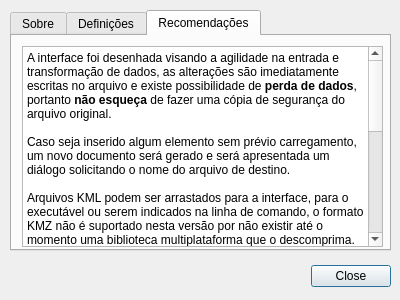
This is dialogs/aboutdialog.ui in cragapito/qtkamal as Qt 5 draws it before an edit. The edited form follows.
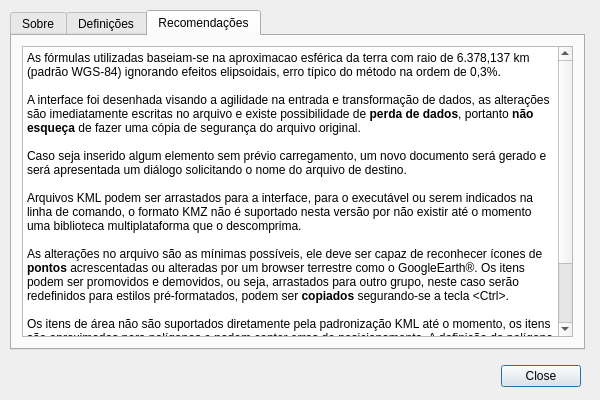
This is the edited form. The open tabs and pages were chosen to show the change. Icons and pictures are not drawn.

Commit message: Redesenho e reposicionamento dos elementos na interface

```diff
--- a/dialogs/aboutdialog.ui
+++ b/dialogs/aboutdialog.ui
@@ -6,20 +6,26 @@
    <rect>
     <x>0</x>
     <y>0</y>
-    <width>400</width>
-    <height>300</height>
+    <width>600</width>
+    <height>400</height>
    </rect>
   </property>
+  <property name="sizePolicy">
+   <sizepolicy hsizetype="Fixed" vsizetype="Fixed">
+    <horstretch>0</horstretch>
+    <verstretch>0</verstretch>
+   </sizepolicy>
+  </property>
   <property name="minimumSize">
    <size>
-    <width>0</width>
-    <height>0</height>
+    <width>600</width>
+    <height>400</height>
    </size>
   </property>
   <property name="maximumSize">
    <size>
     <width>600</width>
-    <height>600</height>
+    <height>400</height>
    </size>
   </property>
   <property name="windowTitle">
@@ -28,9 +34,9 @@
   <widget class="QDialogButtonBox" name="buttonBox">
    <property name="geometry">
     <rect>
-     <x>50</x>
-     <y>260</y>
-     <width>341</width>
+     <x>500</x>
+     <y>360</y>
+     <width>81</width>
      <height>32</height>
     </rect>
    </property>
@@ -46,8 +52,8 @@
     <rect>
      <x>10</x>
      <y>10</y>
-     <width>381</width>
-     <height>241</height>
+     <width>575</width>
+     <height>340</height>
     </rect>
    </property>
    <property name="currentIndex">
@@ -194,8 +200,8 @@
       <rect>
        <x>10</x>
        <y>10</y>
-       <width>361</width>
-       <height>201</height>
+       <width>551</width>
+       <height>291</height>
       </rect>
      </property>
      <property name="focusPolicy">
@@ -205,18 +211,20 @@
       <string>&lt;!DOCTYPE HTML PUBLIC &quot;-//W3C//DTD HTML 4.0//EN&quot; &quot;http://www.w3.org/TR/REC-html40/strict.dtd&quot;&gt;
 &lt;html&gt;&lt;head&gt;&lt;meta name=&quot;qrichtext&quot; content=&quot;1&quot; /&gt;&lt;style type=&quot;text/css&quot;&gt;
 p, li { white-space: pre-wrap; }
-&lt;/style&gt;&lt;/head&gt;&lt;body style=&quot; font-family:'Arial'; font-size:10pt; font-weight:400; font-style:normal;&quot;&gt;
-&lt;p style=&quot; margin-top:0px; margin-bottom:0px; margin-left:0px; margin-right:0px; -qt-block-indent:0; text-indent:0px;&quot;&gt;&lt;span style=&quot; font-family:'Sans Serif'; font-size:9pt;&quot;&gt;A interface foi desenhada visando a agilidade na entrada e transformação de dados, as alterações são imediatamente escritas no arquivo e existe possibilidade de &lt;/span&gt;&lt;span style=&quot; font-family:'Sans Serif'; font-size:9pt; font-weight:600;&quot;&gt;perda de dados&lt;/span&gt;&lt;span style=&quot; font-family:'Sans Serif'; font-size:9pt;&quot;&gt;, portanto &lt;/span&gt;&lt;span style=&quot; font-family:'Sans Serif'; font-size:9pt; font-weight:600;&quot;&gt;não esqueça&lt;/span&gt;&lt;span style=&quot; font-family:'Sans Serif'; font-size:9pt;&quot;&gt; de fazer uma cópia de segurança do arquivo original.&lt;/span&gt;&lt;/p&gt;
-&lt;p style=&quot;-qt-paragraph-type:empty; margin-top:0px; margin-bottom:0px; margin-left:0px; margin-right:0px; -qt-block-indent:0; text-indent:0px; font-family:'Sans Serif'; font-size:9pt;&quot;&gt;&lt;br /&gt;&lt;/p&gt;
-&lt;p style=&quot; margin-top:0px; margin-bottom:0px; margin-left:0px; margin-right:0px; -qt-block-indent:0; text-indent:0px;&quot;&gt;&lt;span style=&quot; font-family:'Sans Serif'; font-size:9pt;&quot;&gt;Caso seja inserido algum elemento sem prévio carregamento, um novo documento será gerado e será apresentada um diálogo solicitando o nome do arquivo de destino.&lt;/span&gt;&lt;/p&gt;
-&lt;p style=&quot;-qt-paragraph-type:empty; margin-top:0px; margin-bottom:0px; margin-left:0px; margin-right:0px; -qt-block-indent:0; text-indent:0px; font-family:'Sans Serif'; font-size:9pt;&quot;&gt;&lt;br /&gt;&lt;/p&gt;
-&lt;p style=&quot; margin-top:0px; margin-bottom:0px; margin-left:0px; margin-right:0px; -qt-block-indent:0; text-indent:0px;&quot;&gt;&lt;span style=&quot; font-family:'Sans Serif'; font-size:9pt;&quot;&gt;Arquivos KML podem ser arrastados para a interface, para o executável ou serem indicados na linha de comando, o formato KMZ não é suportado nesta versão por não existir até o momento uma biblioteca multiplataforma que o descomprima.&lt;/span&gt;&lt;/p&gt;
-&lt;p style=&quot;-qt-paragraph-type:empty; margin-top:0px; margin-bottom:0px; margin-left:0px; margin-right:0px; -qt-block-indent:0; text-indent:0px; font-family:'Sans Serif'; font-size:9pt;&quot;&gt;&lt;br /&gt;&lt;/p&gt;
-&lt;p style=&quot; margin-top:0px; margin-bottom:0px; margin-left:0px; margin-right:0px; -qt-block-indent:0; text-indent:0px;&quot;&gt;&lt;span style=&quot; font-family:'Sans Serif'; font-size:9pt;&quot;&gt;As alterações no arquivo são as mínimas possíveis, ele deve ser capaz de reconhecer ícones de &lt;/span&gt;&lt;span style=&quot; font-family:'Sans Serif'; font-size:9pt; font-weight:600;&quot;&gt;pontos&lt;/span&gt;&lt;span style=&quot; font-family:'Sans Serif'; font-size:9pt;&quot;&gt; acrescentadas ou alteradas por um browser terrestre como o GoogleEarth®. Os itens podem ser promovidos e demovidos, ou seja, arrastados para outro grupo, neste caso serão redefinidos para estilos pré-formatados, podem ser &lt;/span&gt;&lt;span style=&quot; font-family:'Sans Serif'; font-size:9pt; font-weight:600;&quot;&gt;copiados&lt;/span&gt;&lt;span style=&quot; font-family:'Sans Serif'; font-size:9pt;&quot;&gt; segurando-se a tecla &amp;lt;Ctrl&amp;gt;.&lt;/span&gt;&lt;/p&gt;
-&lt;p style=&quot;-qt-paragraph-type:empty; margin-top:0px; margin-bottom:0px; margin-left:0px; margin-right:0px; -qt-block-indent:0; text-indent:0px; font-family:'Sans Serif'; font-size:9pt;&quot;&gt;&lt;br /&gt;&lt;/p&gt;
-&lt;p style=&quot; margin-top:0px; margin-bottom:0px; margin-left:0px; margin-right:0px; -qt-block-indent:0; text-indent:0px;&quot;&gt;&lt;span style=&quot; font-family:'Sans Serif'; font-size:9pt;&quot;&gt;Os itens de área não são suportados diretamente pela padronização KML até o momento, os itens são aproximados para polígonos e podem conter erros de posicionamento. A definição do polígono é calculada a cada alteração utilizando atributos extras gerados pelo programa, a falta destes atributos impede o carregamento do item e as alterações externas na definição do poligono serão sobreescritas a cada alteração.&lt;/span&gt;&lt;/p&gt;
-&lt;p style=&quot;-qt-paragraph-type:empty; margin-top:0px; margin-bottom:0px; margin-left:0px; margin-right:0px; -qt-block-indent:0; text-indent:0px; font-family:'Sans Serif'; font-size:9pt;&quot;&gt;&lt;br /&gt;&lt;/p&gt;
-&lt;p style=&quot; margin-top:0px; margin-bottom:0px; margin-left:0px; margin-right:0px; -qt-block-indent:0; text-indent:0px;&quot;&gt;&lt;span style=&quot; font-family:'Sans Serif'; font-size:9pt;&quot;&gt;As fórmulas utilizadas baseiam-se na aproximacao esférica da terra com raio de 6.378,137 km (padrão WGS-84) ignorando efeitos elipsoidais, erro típico do método na ordem de 0,3%.&lt;/span&gt;&lt;/p&gt;&lt;/body&gt;&lt;/html&gt;</string>
+&lt;/style&gt;&lt;/head&gt;&lt;body style=&quot; font-family:'Sans Serif'; font-size:9pt; font-weight:400; font-style:normal;&quot;&gt;
+&lt;p style=&quot; margin-top:0px; margin-bottom:0px; margin-left:0px; margin-right:0px; -qt-block-indent:0; text-indent:0px;&quot;&gt;&lt;span style=&quot; font-family:'Sans Serif';&quot;&gt;As fórmulas utilizadas baseiam-se na aproximacao esférica da terra com raio de 6.378,137 km (padrão WGS-84) ignorando efeitos elipsoidais, erro típico do método na ordem de 0,3%.&lt;/span&gt;&lt;/p&gt;
+&lt;p style=&quot;-qt-paragraph-type:empty; margin-top:0px; margin-bottom:0px; margin-left:0px; margin-right:0px; -qt-block-indent:0; text-indent:0px; font-family:'Sans Serif';&quot;&gt;&lt;br /&gt;&lt;/p&gt;
+&lt;p style=&quot; margin-top:0px; margin-bottom:0px; margin-left:0px; margin-right:0px; -qt-block-indent:0; text-indent:0px;&quot;&gt;&lt;span style=&quot; font-family:'Sans Serif';&quot;&gt;A interface foi desenhada visando a agilidade na entrada e transformação de dados, as alterações são imediatamente escritas no arquivo e existe possibilidade de &lt;/span&gt;&lt;span style=&quot; font-family:'Sans Serif'; font-weight:600;&quot;&gt;perda de dados&lt;/span&gt;&lt;span style=&quot; font-family:'Sans Serif';&quot;&gt;, portanto &lt;/span&gt;&lt;span style=&quot; font-family:'Sans Serif'; font-weight:600;&quot;&gt;não esqueça&lt;/span&gt;&lt;span style=&quot; font-family:'Sans Serif';&quot;&gt; de fazer uma cópia de segurança do arquivo original.&lt;/span&gt;&lt;/p&gt;
+&lt;p style=&quot;-qt-paragraph-type:empty; margin-top:0px; margin-bottom:0px; margin-left:0px; margin-right:0px; -qt-block-indent:0; text-indent:0px; font-family:'Sans Serif';&quot;&gt;&lt;br /&gt;&lt;/p&gt;
+&lt;p style=&quot; margin-top:0px; margin-bottom:0px; margin-left:0px; margin-right:0px; -qt-block-indent:0; text-indent:0px;&quot;&gt;&lt;span style=&quot; font-family:'Sans Serif';&quot;&gt;Caso seja inserido algum elemento sem prévio carregamento, um novo documento será gerado e será apresentada um diálogo solicitando o nome do arquivo de destino.&lt;/span&gt;&lt;/p&gt;
+&lt;p style=&quot;-qt-paragraph-type:empty; margin-top:0px; margin-bottom:0px; margin-left:0px; margin-right:0px; -qt-block-indent:0; text-indent:0px; font-family:'Sans Serif';&quot;&gt;&lt;br /&gt;&lt;/p&gt;
+&lt;p style=&quot; margin-top:0px; margin-bottom:0px; margin-left:0px; margin-right:0px; -qt-block-indent:0; text-indent:0px;&quot;&gt;&lt;span style=&quot; font-family:'Sans Serif';&quot;&gt;Arquivos KML podem ser arrastados para a interface, para o executável ou serem indicados na linha de comando, o formato KMZ não é suportado nesta versão por não existir até o momento uma biblioteca multiplataforma que o descomprima.&lt;/span&gt;&lt;/p&gt;
+&lt;p style=&quot;-qt-paragraph-type:empty; margin-top:0px; margin-bottom:0px; margin-left:0px; margin-right:0px; -qt-block-indent:0; text-indent:0px; font-family:'Sans Serif';&quot;&gt;&lt;br /&gt;&lt;/p&gt;
+&lt;p style=&quot; margin-top:0px; margin-bottom:0px; margin-left:0px; margin-right:0px; -qt-block-indent:0; text-indent:0px;&quot;&gt;&lt;span style=&quot; font-family:'Sans Serif';&quot;&gt;As alterações no arquivo são as mínimas possíveis, ele deve ser capaz de reconhecer ícones de &lt;/span&gt;&lt;span style=&quot; font-family:'Sans Serif'; font-weight:600;&quot;&gt;pontos&lt;/span&gt;&lt;span style=&quot; font-family:'Sans Serif';&quot;&gt; acrescentadas ou alteradas por um browser terrestre como o GoogleEarth®. Os itens podem ser promovidos e demovidos, ou seja, arrastados para outro grupo, neste caso serão redefinidos para estilos pré-formatados, podem ser &lt;/span&gt;&lt;span style=&quot; font-family:'Sans Serif'; font-weight:600;&quot;&gt;copiados&lt;/span&gt;&lt;span style=&quot; font-family:'Sans Serif';&quot;&gt; segurando-se a tecla &amp;lt;Ctrl&amp;gt;.&lt;/span&gt;&lt;/p&gt;
+&lt;p style=&quot;-qt-paragraph-type:empty; margin-top:0px; margin-bottom:0px; margin-left:0px; margin-right:0px; -qt-block-indent:0; text-indent:0px; font-family:'Sans Serif';&quot;&gt;&lt;br /&gt;&lt;/p&gt;
+&lt;p style=&quot; margin-top:0px; margin-bottom:0px; margin-left:0px; margin-right:0px; -qt-block-indent:0; text-indent:0px;&quot;&gt;&lt;span style=&quot; font-family:'Sans Serif';&quot;&gt;Os itens de área não são suportados diretamente pela padronização KML até o momento, os itens são aproximados para polígonos e podem conter erros de posicionamento. A definição do polígono é calculada a cada alteração utilizando atributos extras gerados pelo programa, a falta destes atributos impede o carregamento do item e as alterações externas na definição do poligono serão sobreescritas a cada alteração.&lt;/span&gt;&lt;/p&gt;
+&lt;p style=&quot;-qt-paragraph-type:empty; margin-top:0px; margin-bottom:0px; margin-left:0px; margin-right:0px; -qt-block-indent:0; text-indent:0px; font-family:'Sans Serif';&quot;&gt;&lt;br /&gt;&lt;/p&gt;
+&lt;p style=&quot;-qt-paragraph-type:empty; margin-top:0px; margin-bottom:0px; margin-left:0px; margin-right:0px; -qt-block-indent:0; text-indent:0px; font-family:'Sans Serif';&quot;&gt;&lt;br /&gt;&lt;/p&gt;&lt;/body&gt;&lt;/html&gt;</string>
      </property>
     </widget>
    </widget>
```
Left out of the diff: 42 changed lines with no effect on the pictures. The commit also changes 9 other files.
